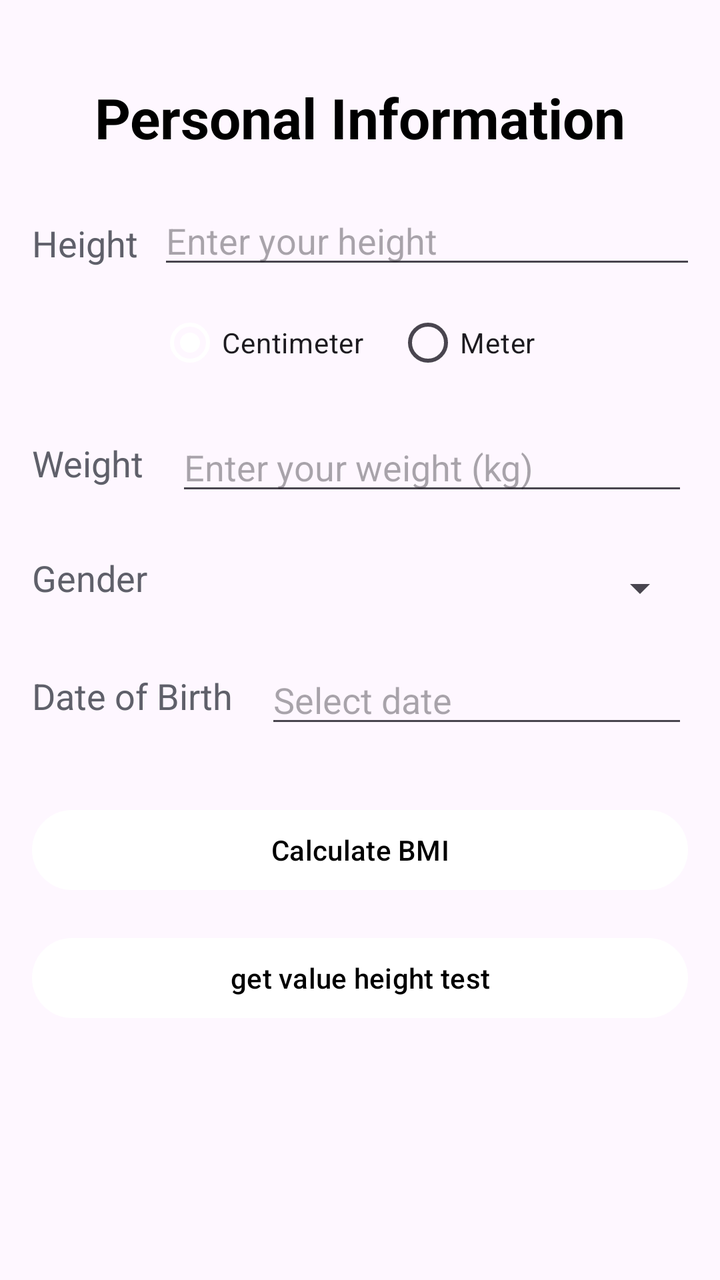
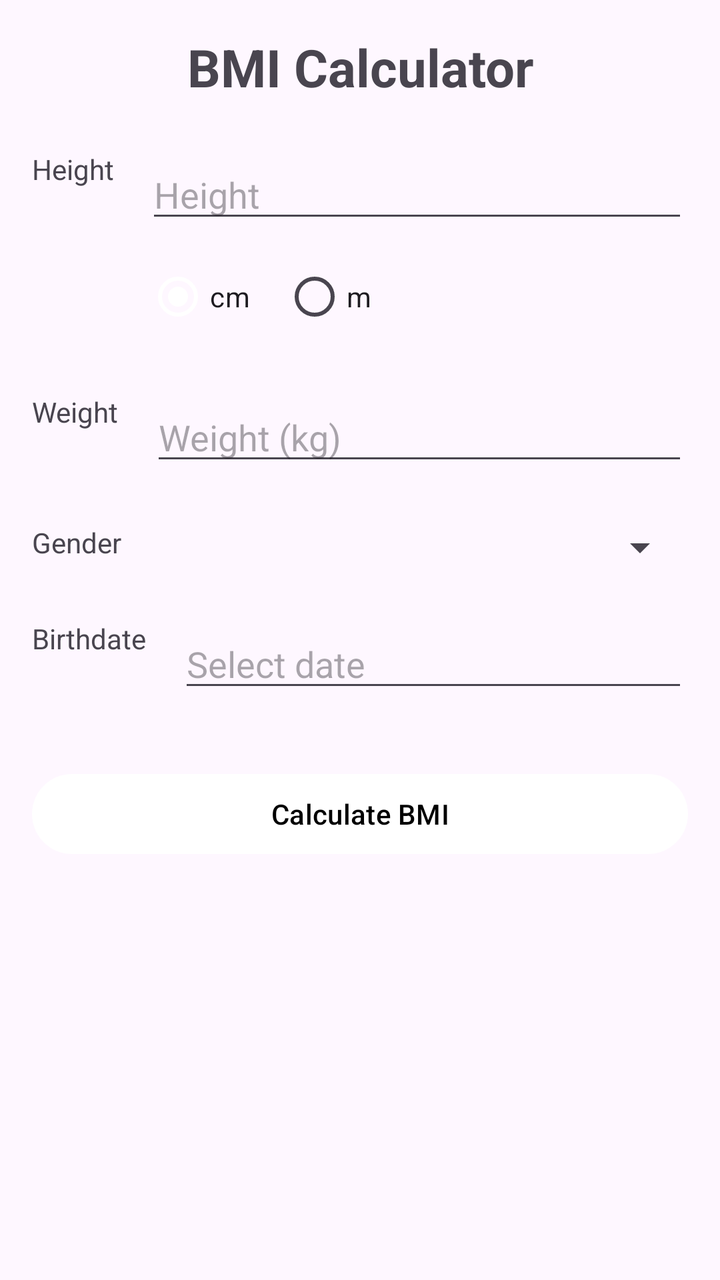

Two renders of the same Android screen: before a commit and after it. Below are the layout's source before the change and the commit's diff.
<!-- AndroidManifest.xml: application theme Theme.ICM_calculator -->
<!-- res/layout/calcule_imc.xml -->
<?xml version="1.0" encoding="utf-8"?>
<androidx.constraintlayout.widget.ConstraintLayout
    xmlns:android="http://schemas.android.com/apk/res/android"
    xmlns:app="http://schemas.android.com/apk/res-auto"
    xmlns:tools="http://schemas.android.com/tools"
    android:id="@+id/main"
    android:layout_width="match_parent"
    android:layout_height="match_parent"
    android:padding="16dp"
    tools:context=".">

    
    <TextView
        android:id="@+id/textView"
        android:layout_width="0dp"
        android:layout_height="wrap_content"
        android:text="Personal Information"
        android:textSize="28sp"
        android:textStyle="bold"
        android:textColor="@color/black"
        android:gravity="center"
        android:layout_marginTop="24dp"
        app:layout_constraintTop_toTopOf="parent"
        app:layout_constraintStart_toStartOf="parent"
        app:layout_constraintEnd_toEndOf="parent" />

    
    <TextView
        android:id="@+id/height_text"
        android:layout_width="wrap_content"
        android:layout_height="wrap_content"
        android:text="Height"
        android:textColor="#5F606A"
        android:textSize="18sp"
        android:layout_marginTop="32dp"
        app:layout_constraintTop_toBottomOf="@id/textView"
        app:layout_constraintStart_toStartOf="parent" />

    
    <EditText
        android:id="@+id/height_editable"
        android:layout_width="271dp"
        android:layout_height="38dp"
        android:layout_marginStart="16dp"
        android:layout_marginTop="24dp"
        android:hint="Enter your height"
        android:inputType="numberDecimal"
        app:layout_constraintEnd_toEndOf="parent"
        app:layout_constraintStart_toEndOf="@id/height_text"
        app:layout_constraintTop_toBottomOf="@id/textView" />

    
    <RadioGroup
        android:id="@+id/unit_group"
        android:layout_width="0dp"
        android:layout_height="wrap_content"
        android:orientation="horizontal"
        android:layout_marginTop="8dp"
        app:layout_constraintTop_toBottomOf="@id/height_editable"
        app:layout_constraintStart_toStartOf="@id/height_editable"
        app:layout_constraintEnd_toEndOf="parent">

        <RadioButton
            android:id="@+id/radio_cm"
            android:layout_width="wrap_content"
            android:layout_height="wrap_content"
            android:text="Centimeter"
            android:checked="true" />

        <RadioButton
            android:id="@+id/radio_meter"
            android:layout_width="wrap_content"
            android:layout_height="wrap_content"
            android:text="Meter"
            android:layout_marginStart="16dp" />

    </RadioGroup>

    
    <TextView
        android:id="@+id/weight_text"
        android:layout_width="wrap_content"
        android:layout_height="wrap_content"
        android:text="Weight"
        android:textColor="#5F606A"
        android:textSize="18sp"
        android:layout_marginTop="24dp"
        app:layout_constraintTop_toBottomOf="@id/unit_group"
        app:layout_constraintStart_toStartOf="parent" />

    
    <EditText
        android:id="@+id/weight_editable"
        android:layout_width="0dp"
        android:layout_height="wrap_content"
        android:hint="Enter your weight (kg)"
        android:inputType="numberDecimal"
        android:layout_marginStart="16dp"
        android:layout_marginTop="16dp"
        app:layout_constraintTop_toBottomOf="@id/unit_group"
        app:layout_constraintStart_toEndOf="@id/weight_text"
        app:layout_constraintEnd_toEndOf="parent" />

    
    <TextView
        android:id="@+id/gender_text"
        android:layout_width="58dp"
        android:layout_height="38dp"
        android:layout_marginTop="24dp"
        android:text="Gender"
        android:textColor="#5F606A"
        android:textSize="18sp"
        app:layout_constraintStart_toStartOf="parent"
        app:layout_constraintTop_toBottomOf="@id/weight_editable" />

    

    
    <Spinner
        android:id="@+id/gender_spinner"
        android:layout_width="306dp"
        android:layout_height="35dp"
        android:layout_marginStart="16dp"
        android:layout_marginTop="24dp"
        app:layout_constraintEnd_toEndOf="parent"
        app:layout_constraintHorizontal_bias="1.0"
        app:layout_constraintStart_toEndOf="@id/gender_text"
        app:layout_constraintTop_toBottomOf="@id/weight_editable" />

    <TextView
        android:id="@+id/date_text"
        android:layout_width="wrap_content"
        android:layout_height="wrap_content"
        android:text="Date of Birth"
        android:textSize="18sp"
        android:textColor="#5F606A"
        android:layout_marginTop="24dp"
        app:layout_constraintTop_toBottomOf="@id/gender_spinner"
        app:layout_constraintStart_toStartOf="parent" />

    
    <EditText
        android:id="@+id/date_edit"
        android:layout_width="0dp"
        android:layout_height="wrap_content"
        android:hint="Select date"
        android:focusable="false"
        android:clickable="true"
        android:cursorVisible="false"
        android:inputType="none"
        android:layout_marginStart="16dp"
        android:layout_marginTop="16dp"
        app:layout_constraintTop_toBottomOf="@id/gender_spinner"
        app:layout_constraintStart_toEndOf="@id/date_text"
        app:layout_constraintEnd_toEndOf="parent" />

    
    <Button
        android:id="@+id/calculate_button"
        android:layout_width="0dp"
        android:layout_height="wrap_content"
        android:text="Calculate BMI"
        android:onClick="onClick"
        android:layout_marginTop="32dp"
        app:layout_constraintTop_toBottomOf="@id/date_edit"
        app:layout_constraintStart_toStartOf="parent"
        app:layout_constraintEnd_toEndOf="parent" />


    

    <Button
        android:id="@+id/testingValDAO"
        android:layout_width="0dp"
        android:layout_height="wrap_content"
        android:layout_marginTop="96dp"
        android:onClick="testOnClick"
        android:text="get value height test"
        app:layout_constraintEnd_toEndOf="parent"
        app:layout_constraintHorizontal_bias="1.0"
        app:layout_constraintStart_toStartOf="parent"
        app:layout_constraintTop_toBottomOf="@id/date_edit" />

    <TextView
        android:id="@+id/result_text"
        android:layout_width="0dp"
        android:layout_height="wrap_content"
        android:text=""
        android:textSize="20sp"
        android:textStyle="bold"
        android:gravity="center"
        android:layout_marginTop="24dp"
        app:layout_constraintTop_toBottomOf="@id/calculate_button"
        app:layout_constraintStart_toStartOf="parent"
        app:layout_constraintEnd_toEndOf="parent" />

</androidx.constraintlayout.widget.ConstraintLayout>
<!-- resources referenced by this layout -->
<resources>
  <color name="black">#000000</color>
  <style name="Theme.ICM_calculator" parent="Base.Theme.ICM_calculator" />
  <style name="Base.Theme.ICM_calculator" parent="Theme.Material3.DayNight.NoActionBar">
          <item name="colorPrimary">@color/white</item>
  
          <item name="colorOnPrimary">@color/black</item>
      </style>
  <color name="white">#FFFFFF</color>
</resources>

<!-- the commit's change to res/layout/calcule_imc.xml (unified diff, before → after) -->
@@ -2,52 +2,44 @@
 <androidx.constraintlayout.widget.ConstraintLayout
     xmlns:android="http://schemas.android.com/apk/res/android"
     xmlns:app="http://schemas.android.com/apk/res-auto"
-    xmlns:tools="http://schemas.android.com/tools"
     android:id="@+id/main"
     android:layout_width="match_parent"
     android:layout_height="match_parent"
-    android:padding="16dp"
-    tools:context=".">
+    android:padding="16dp">
 
     
     <TextView
-        android:id="@+id/textView"
+        android:id="@+id/title"
         android:layout_width="0dp"
         android:layout_height="wrap_content"
-        android:text="Personal Information"
-        android:textSize="28sp"
+        android:text="BMI Calculator"
+        android:textSize="26sp"
         android:textStyle="bold"
-        android:textColor="@color/black"
         android:gravity="center"
-        android:layout_marginTop="24dp"
         app:layout_constraintTop_toTopOf="parent"
         app:layout_constraintStart_toStartOf="parent"
         app:layout_constraintEnd_toEndOf="parent" />
 
     
     <TextView
-        android:id="@+id/height_text"
+        android:id="@+id/height_label"
         android:layout_width="wrap_content"
         android:layout_height="wrap_content"
         android:text="Height"
-        android:textColor="#5F606A"
-        android:textSize="18sp"
-        android:layout_marginTop="32dp"
-        app:layout_constraintTop_toBottomOf="@id/textView"
+        android:layout_marginTop="24dp"
+        app:layout_constraintTop_toBottomOf="@id/title"
         app:layout_constraintStart_toStartOf="parent" />
 
-    
     <EditText
         android:id="@+id/height_editable"
-        android:layout_width="271dp"
-        android:layout_height="38dp"
+        android:layout_width="0dp"
+        android:layout_height="wrap_content"
+        android:hint="Height"
+        android:inputType="numberDecimal"
         android:layout_marginStart="16dp"
-        android:layout_marginTop="24dp"
-        android:hint="Enter your height"
-        android:inputType="numberDecimal"
+        app:layout_constraintStart_toEndOf="@id/height_label"
         app:layout_constraintEnd_toEndOf="parent"
-        app:layout_constraintStart_toEndOf="@id/height_text"
-        app:layout_constraintTop_toBottomOf="@id/textView" />
+        app:layout_constraintTop_toTopOf="@id/height_label" />
 
     
     <RadioGroup
@@ -64,81 +56,67 @@
             android:id="@+id/radio_cm"
             android:layout_width="wrap_content"
             android:layout_height="wrap_content"
-            android:text="Centimeter"
-            android:checked="true" />
+            android:text="cm"
+            android:checked="true"/>
 
         <RadioButton
-            android:id="@+id/radio_meter"
+            android:id="@+id/radio_m"
             android:layout_width="wrap_content"
             android:layout_height="wrap_content"
-            android:text="Meter"
-            android:layout_marginStart="16dp" />
-
+            android:text="m"
+            android:layout_marginStart="16dp"/>
     </RadioGroup>
 
     
     <TextView
-        android:id="@+id/weight_text"
+        android:id="@+id/weight_label"
         android:layout_width="wrap_content"
         android:layout_height="wrap_content"
         android:text="Weight"
-        android:textColor="#5F606A"
-        android:textSize="18sp"
         android:layout_marginTop="24dp"
         app:layout_constraintTop_toBottomOf="@id/unit_group"
         app:layout_constraintStart_toStartOf="parent" />
 
-    
     <EditText
         android:id="@+id/weight_editable"
         android:layout_width="0dp"
         android:layout_height="wrap_content"
-        android:hint="Enter your weight (kg)"
+        android:hint="Weight (kg)"
         android:inputType="numberDecimal"
         android:layout_marginStart="16dp"
-        android:layout_marginTop="16dp"
-        app:layout_constraintTop_toBottomOf="@id/unit_group"
-        app:layout_constraintStart_toEndOf="@id/weight_text"
-        app:layout_constraintEnd_toEndOf="parent" />
+        app:layout_constraintStart_toEndOf="@id/weight_label"
+        app:layout_constraintEnd_toEndOf="parent"
+        app:layout_constraintTop_toTopOf="@id/weight_label" />
 
     
     <TextView
-        android:id="@+id/gender_text"
-        android:layout_width="58dp"
-        android:layout_height="38dp"
+        android:id="@+id/gender_label"
+        android:layout_width="wrap_content"
+        android:layout_height="wrap_content"
+        android:text="Gender"
         android:layout_marginTop="24dp"
-        android:text="Gender"
-        android:textColor="#5F606A"
-        android:textSize="18sp"
-        app:layout_constraintStart_toStartOf="parent"
-        app:layout_constraintTop_toBottomOf="@id/weight_editable" />
+        app:layout_constraintTop_toBottomOf="@id/weight_editable"
+        app:layout_constraintStart_toStartOf="parent" />
+
+    <Spinner
+        android:id="@+id/gender_spinner"
+        android:layout_width="0dp"
+        android:layout_height="wrap_content"
+        android:layout_marginStart="16dp"
+        app:layout_constraintStart_toEndOf="@id/gender_label"
+        app:layout_constraintEnd_toEndOf="parent"
+        app:layout_constraintTop_toTopOf="@id/gender_label" />
 
     
-
-    
-    <Spinner
-        android:id="@+id/gender_spinner"
-        android:layout_width="306dp"
-        android:layout_height="35dp"
-        android:layout_marginStart="16dp"
-        android:layout_marginTop="24dp"
-        app:layout_constraintEnd_toEndOf="parent"
-        app:layout_constraintHorizontal_bias="1.0"
-        app:layout_constraintStart_toEndOf="@id/gender_text"
-        app:layout_constraintTop_toBottomOf="@id/weight_editable" />
-
     <TextView
-        android:id="@+id/date_text"
+        android:id="@+id/birth_label"
         android:layout_width="wrap_content"
         android:layout_height="wrap_content"
-        android:text="Date of Birth"
-        android:textSize="18sp"
-        android:textColor="#5F606A"
+        android:text="Birthdate"
         android:layout_marginTop="24dp"
         app:layout_constraintTop_toBottomOf="@id/gender_spinner"
         app:layout_constraintStart_toStartOf="parent" />
 
-    
     <EditText
         android:id="@+id/date_edit"
         android:layout_width="0dp"
@@ -146,13 +124,10 @@
         android:hint="Select date"
         android:focusable="false"
         android:clickable="true"
-        android:cursorVisible="false"
-        android:inputType="none"
         android:layout_marginStart="16dp"
-        android:layout_marginTop="16dp"
-        app:layout_constraintTop_toBottomOf="@id/gender_spinner"
-        app:layout_constraintStart_toEndOf="@id/date_text"
-        app:layout_constraintEnd_toEndOf="parent" />
+        app:layout_constraintStart_toEndOf="@id/birth_label"
+        app:layout_constraintEnd_toEndOf="parent"
+        app:layout_constraintTop_toTopOf="@id/birth_label" />
 
     
     <Button
@@ -166,21 +141,7 @@
         app:layout_constraintStart_toStartOf="parent"
         app:layout_constraintEnd_toEndOf="parent" />
 
-
     
-
-    <Button
-        android:id="@+id/testingValDAO"
-        android:layout_width="0dp"
-        android:layout_height="wrap_content"
-        android:layout_marginTop="96dp"
-        android:onClick="testOnClick"
-        android:text="get value height test"
-        app:layout_constraintEnd_toEndOf="parent"
-        app:layout_constraintHorizontal_bias="1.0"
-        app:layout_constraintStart_toStartOf="parent"
-        app:layout_constraintTop_toBottomOf="@id/date_edit" />
-
     <TextView
         android:id="@+id/result_text"
         android:layout_width="0dp"
